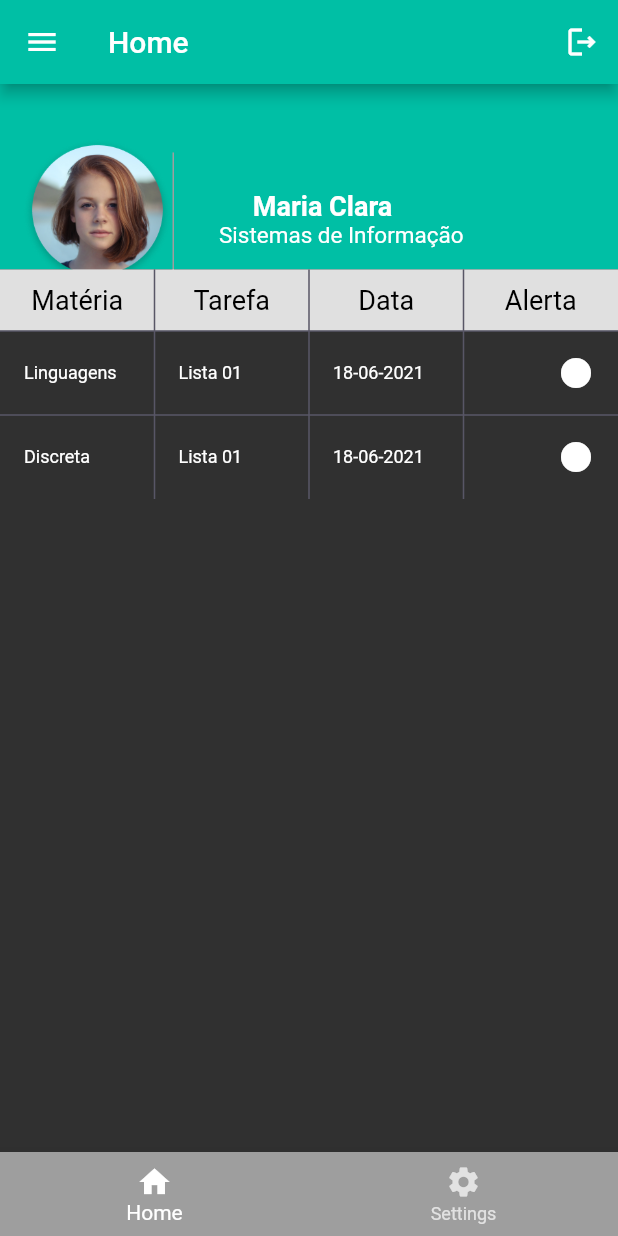
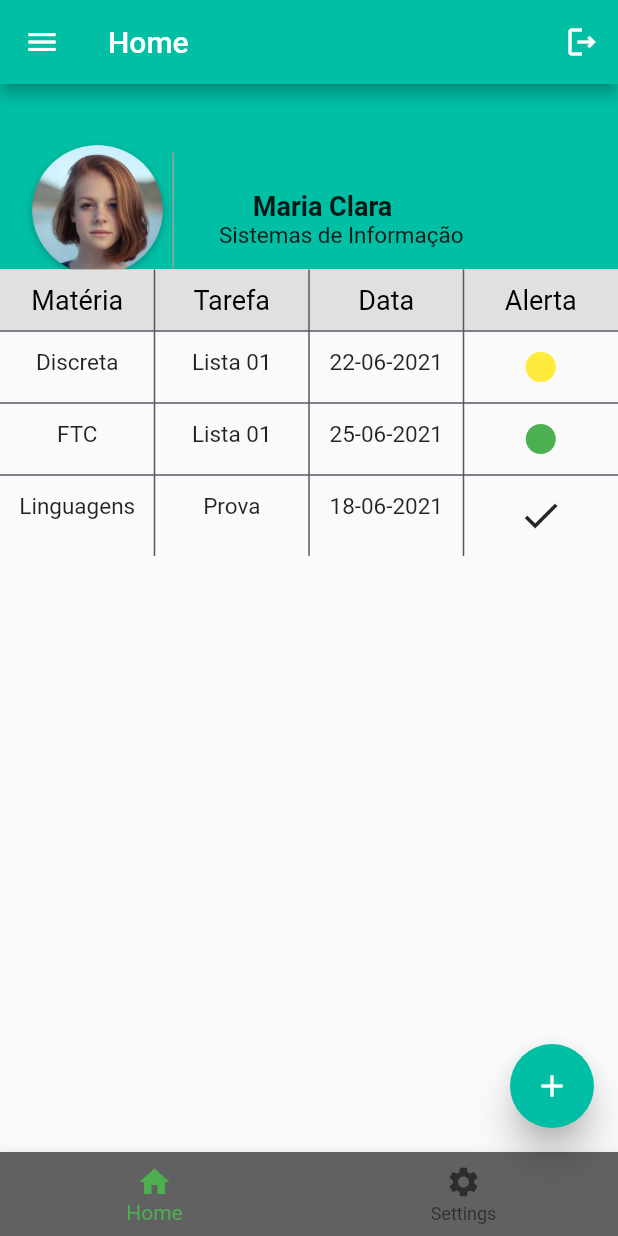
Before and after one commit to RafaelaSMiranda/help_students_PDM, a Flutter app: the screen it shows after launch, after a tap on "Entrar", on a phone screen of 412 x 824 dp. Run offline on Flutter 3.47's test engine with Material 2 defaults, Android fonts, the phone set to English and light mode, and no system bars; our stand-ins replace rflutter_alert.

Commit message:
desenvolvimento da tabela

```diff
--- a/lib/main.dart
+++ b/lib/main.dart
@@ -14,9 +14,9 @@ class MyApp extends StatelessWidget {
         // darkTheme: ThemeData.dark(),
         title: 'Help Students',
         theme: ThemeData(
+          brightness: Brightness.light,
           primarySwatch: Colors.green,
-          brightness: Brightness.dark,
-          accentColor: Colors.white,
+          accentColor: Colors.green,
           visualDensity: VisualDensity.adaptivePlatformDensity,
         ),
         initialRoute: "/login",
--- a/lib/modulos/components/criar_table.widget.dart
+++ b/lib/modulos/components/create_table.widget.dart
@@ -2,7 +2,7 @@ import 'package:flutter/material.dart';
 import 'package:help_students/shared/themes/app_colors.dart';
 import 'package:help_students/shared/themes/app_text_styles.dart';
 
-class CriarTableWidget extends StatelessWidget {
+class CreateTableWidget extends StatelessWidget {
   @override
   Widget build(BuildContext context) {
     final size = MediaQuery.of(context).size;
@@ -22,10 +22,9 @@ class CriarTableWidget extends StatelessWidget {
       ),
       children: [
         criarTitulo("Matéria,Tarefa,Data,Alerta"),
-        criarLinha(
-          "Linguagens,Lista 01,18-06-2021,Icon",
-        ),
-        criarLinha("Discreta,Lista 01,18-06-2021,Icon"),
+        criarLinha("Discreta,Lista 01,22-06-2021,IconYellow"),
+        criarLinha("FTC,Lista 01,25-06-2021,IconGreen"),
+        criarLinha("Linguagens,Prova,18-06-2021,IconCheck"),
       ],
     );
   }
@@ -50,14 +49,28 @@ criarTitulo(String listaNomes) {
 criarLinha(String listaNomes) {
   return TableRow(
     children: listaNomes.split(',').map((name) {
-      if (name == "Icon") {
-        return new ListTile(
-          trailing: new Icon(Icons.circle),
-        );
+      if (name == "IconYellow") {
+        return new Padding(
+            padding: EdgeInsets.only(top: 12, bottom: 12),
+            child: Center(child: new Icon(Icons.circle, color: Colors.yellow)));
+      } else if (name == "IconGreen") {
+        return new Padding(
+            padding: EdgeInsets.only(top: 12, bottom: 12),
+            child: Center(child: new Icon(Icons.circle, color: Colors.green)));
+      } else if (name == "IconCheck") {
+        return new Padding(
+            padding: EdgeInsets.only(top: 12, bottom: 12),
+            child: Center(
+                child: new Icon(
+              Icons.check,
+              size: 30,
+            )));
       } else {
-        return new ListTile(
-          title: new Text(name, style: TextStyle(fontSize: 12)),
-        );
+        return new Padding(
+            padding: EdgeInsets.only(top: 12),
+            child: Center(
+              child: new Text(name, style: TextStyle(fontSize: 15)),
+            ));
       }
     }).toList(),
   );
--- a/lib/modulos/components/input_text_widget.dart
+++ b/lib/modulos/components/input_text_widget.dart
@@ -20,7 +20,9 @@ class InputTextWidget extends StatelessWidget {
 
   @override
   Widget build(BuildContext context) {
-    return Column(
+    return Padding(
+        padding: EdgeInsets.only(bottom: 10, top: 10),
+        child: Column(
           children: [
             TextFormField(
               initialValue: initialValue,
@@ -30,11 +32,10 @@ class InputTextWidget extends StatelessWidget {
               style: TextStyles.input,
               decoration: InputDecoration(
                 labelText: label,
-            // fillColor: AppColors.greyInput,
                 filled: true,
               ),
             ),
           ],
-    );
+        ));
   }
 }
--- a/lib/modulos/home/home_page.dart
+++ b/lib/modulos/home/home_page.dart
@@ -1,9 +1,11 @@
-import 'package:help_students/modulos/components/criar_table.widget.dart';
-import 'package:help_students/modulos/login/login_page.dart';
+import 'package:help_students/modulos/components/create_table.widget.dart';
+import 'package:help_students/modulos/components/input_text_widget.dart';
 import 'package:help_students/shared/themes/app_colors.dart';
 import 'package:help_students/shared/themes/app_images.dart';
 import 'package:flutter/material.dart';
 import 'package:help_students/shared/themes/app_text_styles.dart';
+import 'package:flutter/cupertino.dart';
+import 'package:rflutter_alert/rflutter_alert.dart';
 
 //
 class HomePage extends StatefulWidget {
@@ -130,24 +132,62 @@ class _HomePageState extends State<HomePage> {
             ),
             Positioned(
               top: size.height * 0.15,
-              child: CriarTableWidget(),
+              child: CreateTableWidget(),
             ),
           ],
         ),
       ),
       bottomNavigationBar: BottomNavigationBar(
-        backgroundColor: Colors.grey[500],
+        currentIndex: 0,
+        backgroundColor: Colors.grey[700],
         items: [
           BottomNavigationBarItem(
+            backgroundColor: Colors.white,
             icon: Icon(Icons.home),
             title: Text('Home'),
           ),
           BottomNavigationBarItem(
+            backgroundColor: Colors.white,
             icon: Icon(Icons.settings),
             title: Text('Settings'),
           )
         ],
       ),
+      floatingActionButton: FloatingActionButton(
+          elevation: 10.0,
+          backgroundColor: AppColors.primary,
+          child: Icon(Icons.add),
+          onPressed: () {
+            _createTarefa(context);
+          }),
     );
   }
 }
+
+_createTarefa(context) {
+  {
+    Alert(
+        context: context,
+        title: "Nova tarefa",
+        content: Padding(
+          padding: EdgeInsets.only(top: 20),
+          child: Column(
+            children: <Widget>[
+              Text(
+                "Matéria",
+                textAlign: TextAlign.left,
+                style: TextStyles.input,
+              ),
+              InputTextWidget(label: "", onChanged: (value) {}),
+              Text(
+                "Tarefa",
+                textAlign: TextAlign.left,
+                style: TextStyles.input,
+              ),
+              InputTextWidget(label: "", onChanged: (value) {}),
+            ],
+          ),
+        ),
+        buttons: []).show();
+  }
+}
--- /dev/null
+++ b/lib/modulos/tarefas/tarefas_model.dart
@@ -0,0 +1,17 @@
+class Tarefa {
+  static const String cooking = 'cooking';
+  static const String hiking = 'hiking';
+  static const String traveling = 'traveling';
+
+  String materia = '';
+  String tarefa = '';
+  String data = '';
+
+  bool newsletter = false;
+
+  Map passions = {cooking: false, hiking: false, traveling: false};
+
+  save() {
+    print('A sua tarefa está sendo salva ...');
+  }
+}
--- a/lib/shared/themes/app_text_styles.dart
+++ b/lib/shared/themes/app_text_styles.dart
@@ -16,8 +16,7 @@ class TextStyles {
   );
 
   static final input = TextStyle(
-    fontSize: 20,
-    color: AppColors.grey,
+    fontSize: 15,
   );
   static final curso = TextStyle(
     fontSize: 15,
```
Also changed, not shown: pubspec.yaml (+5 -2 lines), pubspec.lock. Lines whose indentation alone changed are shown as unchanged.
